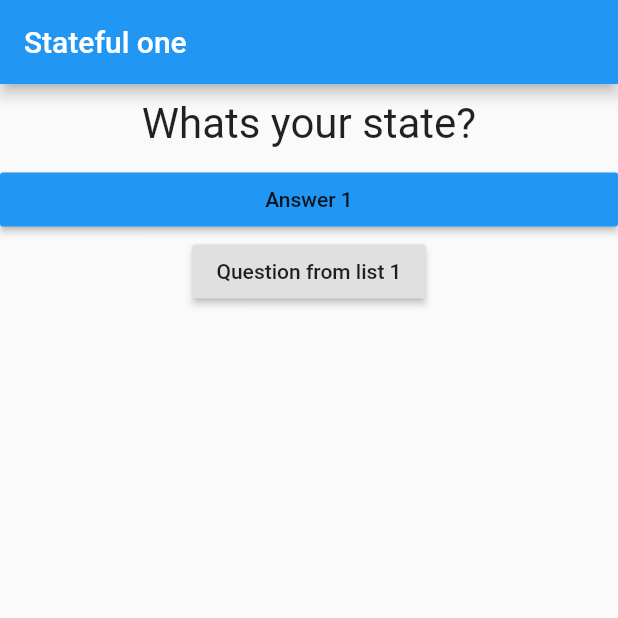
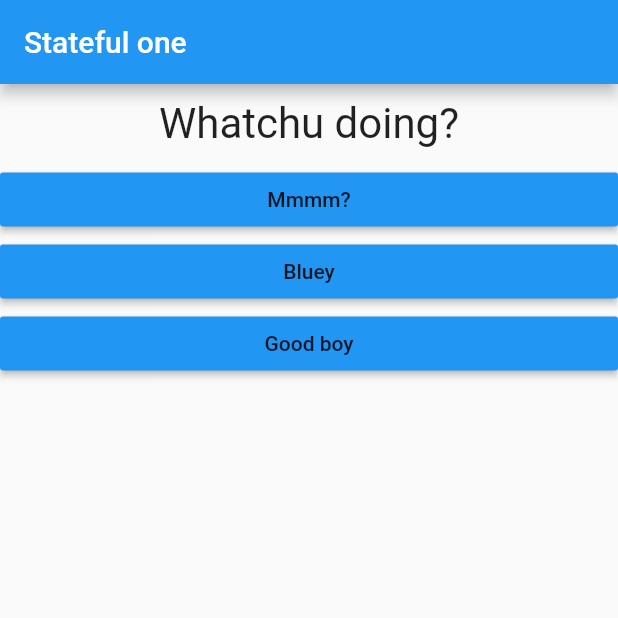
Before and after one commit to hiwenny/flutter_complete_guide, a Flutter app: the screen it shows after launch, on a phone screen of 412 x 824 dp, the top half of it. Run offline on Flutter 3.47's test engine with Material 2 defaults, Android fonts, the phone set to English and light mode, and no system bars.

Commit message:
Example adding config object and iterating over Lists in object

```diff
--- a/lib/answer.dart
+++ b/lib/answer.dart
@@ -2,17 +2,19 @@ import 'package:flutter/material.dart';
 
 class Answer extends StatelessWidget {
   final Function selectHandler;
+  final String answerText;
 
-  Answer(this.selectHandler); // constructor.
+  Answer(this.selectHandler, this.answerText); // constructor.
 
   @override
   Widget build(BuildContext context) {
+
     return Container(
       width: double.infinity,
       child: RaisedButton(
         color: Colors.blue, // static property of class Colors. Kinda like an enum.
         child: Text(
-          'Answer 1',
+          answerText,
         ),
         onPressed: selectHandler,
       ),
--- a/lib/main.dart
+++ b/lib/main.dart
@@ -34,12 +34,20 @@ class _BaseAppState extends State<BaseApp> {
 
   @override
   Widget build(BuildContext context) {
-    // Instead of String[]
-    List<String> questions = [
-      'Question from list 1',
-      'Question from list 2',
-      'Question from list 3',
-      'Question from list 4',
+
+    var questions = [
+      {
+        'questionText': 'Whatchu doing?',
+        'answers': ['Mmmm?', 'Bluey', 'Good boy']
+      },
+      {
+        'questionText': 'Pretty birdy?',
+        'answers': ['Bluey\'s a good boy']
+      },
+      {
+        'questionText': 'Want some seebs?',
+        'answers': ['Chirp', 'Monch', 'Flies away']
+      },
     ];
 
     return MaterialApp(
@@ -48,13 +56,17 @@ class _BaseAppState extends State<BaseApp> {
           title: Text('Stateful one'),
         ),
         body: Column(children: [
-          Question('What\s your state?'),
-          Answer(_answerQuestion),
-          RaisedButton(
-            child: Text(questions[
-                _questionIndex]), // This WON'T WORK. StatelessWidget is immutable.
-            onPressed: _answerQuestion,
-          ),
+          Question(questions[_questionIndex]['questionText']),
+          // This is because Dart doesn't support list-in-object :( so need to cast it into List<type>
+          // Spread operator is as in JS
+          ...(questions[_questionIndex]['answers']as List<String>).map((answer) {
+            return Answer(_answerQuestion, answer);
+          }).toList()
+          // RaisedButton(
+          //   child: Text(questions[_questionIndex][
+          //       'questionText']),
+          //   onPressed: _answerQuestion,
+          // ),
         ]),
       ),
     );
```
